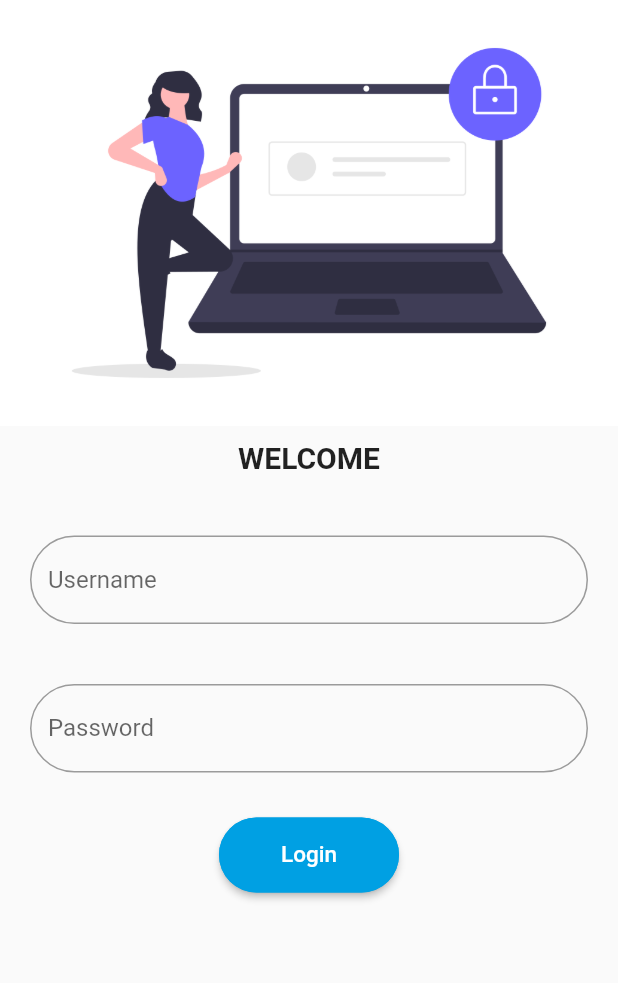
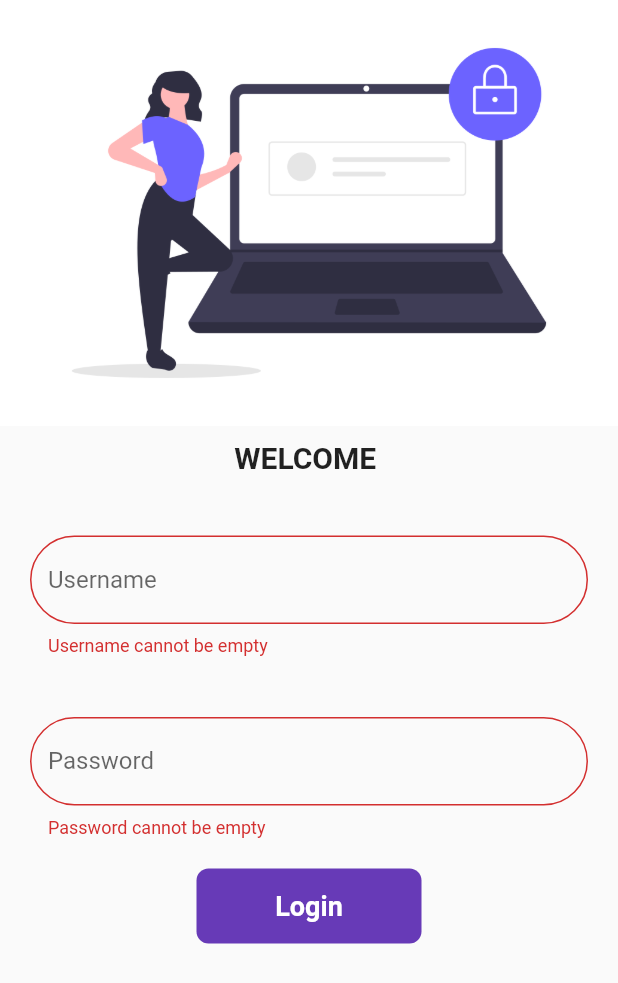
Before and after one commit to dev-shubham01/flutter, a Flutter app: the screen it shows after launch, after a tap on "Login", on a phone screen of 412 x 824 dp. Shown: the top 983 px of the screen. Run offline on Flutter 3.47's test engine with Material 2 defaults, Android fonts, the phone set to English and light mode, and no system bars.

Commit message:
Login age

```diff
--- a/lib/main.dart
+++ b/lib/main.dart
@@ -1,5 +1,10 @@
+// ignore_for_file: prefer_const_constructors
+
 import "package:flutter/material.dart";
+import 'package:shubham_1/pages/homePage.dart';
+
 import 'package:shubham_1/pages/loginPage.dart';
+import 'package:shubham_1/utils/routes.dart';
 
 void main()
 {
@@ -13,9 +18,15 @@ class MyApp extends StatelessWidget {
   @override
   Widget build(BuildContext context) {
     return MaterialApp(
-      home:LoginPage(),
-    debugShowCheckedModeBanner:false
 
+    debugShowCheckedModeBanner:false,
+      initialRoute: "/",
+      routes: {
+        "/":(context)=>LoginPage(),
+        MyRoutes.homeRoute:(context)=>HomePage(),
+        MyRoutes.loginRoute:(context)=>LoginPage(),
+
+      },
     );
   }
 }
--- /dev/null
+++ b/lib/pages/homePage.dart
@@ -0,0 +1,32 @@
+// ignore_for_file: prefer_const_constructors, file_names
+
+import 'package:flutter/material.dart';
+
+class HomePage extends StatefulWidget {
+  const HomePage({ Key? key }) : super(key: key);
+
+  @override
+  _HomePageState createState() => _HomePageState();
+}
+
+class _HomePageState extends State<HomePage> {
+  @override
+  Widget build(BuildContext context) {
+    return Scaffold(
+      appBar:AppBar(
+        title: Text('Shubham'),
+
+      ),
+      body: Center(
+        child: Container(
+          child:Text('Welcome',
+          style: TextStyle(
+            fontSize: 20,
+            fontWeight: FontWeight.bold
+          ),)
+        ),
+      ),
+      drawer:Drawer(),
+    );
+  }
+}
--- a/lib/pages/loginPage.dart
+++ b/lib/pages/loginPage.dart
@@ -2,20 +2,33 @@
 // ignore_for_file: prefer_const_constructors, file_names
 
 import 'package:flutter/material.dart';
-class LoginPage extends StatelessWidget {
+import 'package:shubham_1/utils/routes.dart';
+
+class LoginPage extends StatefulWidget {
+  @override
+  State<LoginPage> createState() => _LoginPageState();
+}
+
+class _LoginPageState extends State<LoginPage> {
+  bool changeButton = false;
+  String name = "";
+  final _formkey = GlobalKey<FormState>();
   @override
   Widget build(BuildContext context) {
     return Scaffold(
         body: SafeArea(
       child: SingleChildScrollView(
+          child: Form(
+        autovalidate: true,
+        key: _formkey,
         child: Column(
           children: [
             Image.asset('assets/images/login.png', fit: BoxFit.cover),
             SizedBox(
               height: 10,
             ),
-          Text("WELCOME",
-          style:TextStyle(
+            Text("WELCOME $name",
+                style: TextStyle(
                   fontSize: 20,
                   fontWeight: FontWeight.bold,
                 )),
@@ -25,9 +38,19 @@ class LoginPage extends StatelessWidget {
             Padding(
               padding: const EdgeInsets.all(20),
               child: TextFormField(
+                  onChanged: (value) {
+                    name = value;
+                    setState(() {});
+                  },
+                  validator: (value) {
+                    if (value!.isEmpty) {
+                      return "Username cannot be empty";
+                    }
+
+                    return null;
+                  },
                   decoration: InputDecoration(
                       hintText: "Username",
-
                       border: OutlineInputBorder(
                           borderRadius: BorderRadius.circular(30)))),
             ),
@@ -35,28 +58,58 @@ class LoginPage extends StatelessWidget {
               padding: const EdgeInsets.all(20),
               child: TextFormField(
                   obscureText: true,
+                  validator: (value) {
+                    if (value!.isEmpty) {
+                      return "Password cannot be empty";
+                    } else if (value.length < 6) {
+                      return "Password length should be atleast 6";
+                    }
+
+                    return null;
+                  },
                   decoration: InputDecoration(
                       hintText: "Password",
                       border: OutlineInputBorder(
                           borderRadius: BorderRadius.circular(30)))),
             ),
-         Container(
-              margin: EdgeInsets.all(10),
-              height: 50.0,
-              width: 120,
-              child: RaisedButton(
-                shape: RoundedRectangleBorder(
-                    borderRadius: BorderRadius.circular(25.0),
-                    side: BorderSide(color: Color.fromRGBO(0, 160, 227, 1))),
-                onPressed: () {},
-                padding: EdgeInsets.all(10.0),
-                color: Color.fromRGBO(0, 160, 227, 1),
-                textColor: Colors.white,
-                child: Text("Login",
-                    style: TextStyle(fontSize: 15)),
+            InkWell(
+              onTap: () async {
+                if (_formkey.currentState!.validate()) {
+                  setState(() {
+                    changeButton = true;
+                  });
+                  await Future.delayed(Duration(seconds: 1));
+                  await Navigator.pushNamed(context, MyRoutes.homeRoute);
+                  setState(() {
+                    changeButton = false;
+                  });
+                }
+              },
+              child: AnimatedContainer(
+                duration: Duration(seconds: 1),
+                width: changeButton ? 50 : 150,
+                height: 50,
+                alignment: Alignment.center,
+                child: changeButton
+                    ? Icon(
+                        Icons.done,
+                        color: Colors.white,
+                      )
+                    : Text(
+                        "Login",
+                        style: TextStyle(
+                            color: Colors.white,
+                            fontWeight: FontWeight.bold,
+                            fontSize: 18),
+                      ),
+                decoration: BoxDecoration(
+                  color: Colors.deepPurple,
+                  borderRadius: BorderRadius.circular(changeButton ? 50 : 8),
+                ),
               ),
             ),
           ],
+        ),
       )),
     ));
   }
--- /dev/null
+++ b/lib/utils/routes.dart
@@ -0,0 +1,4 @@
+class MyRoutes {
+  static String loginRoute = "/login";
+  static String homeRoute = "/home";
+}
--- a/pubspec.yaml
+++ b/pubspec.yaml
@@ -31,9 +31,11 @@ dependencies:
     sdk: flutter
 
 
+
   # The following adds the Cupertino Icons font to your application.
   # Use with the CupertinoIcons class for iOS style icons.
   cupertino_icons: ^1.0.2
+
 
 dev_dependencies:
   flutter_test:
```
Lines whose indentation alone changed are shown as unchanged.
